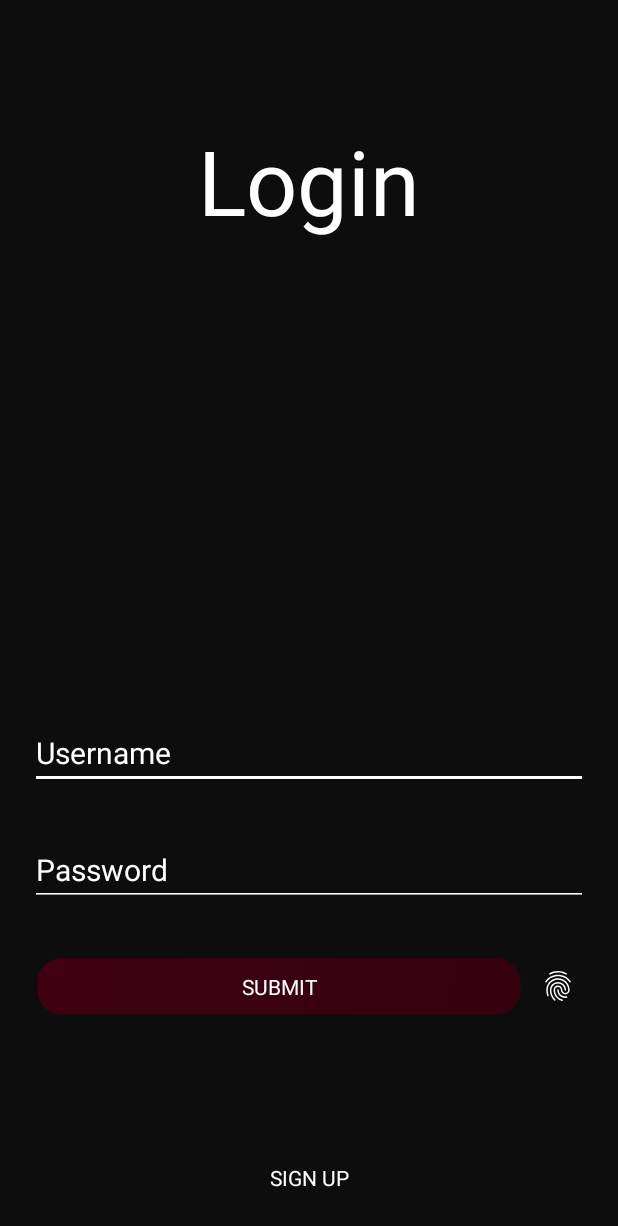
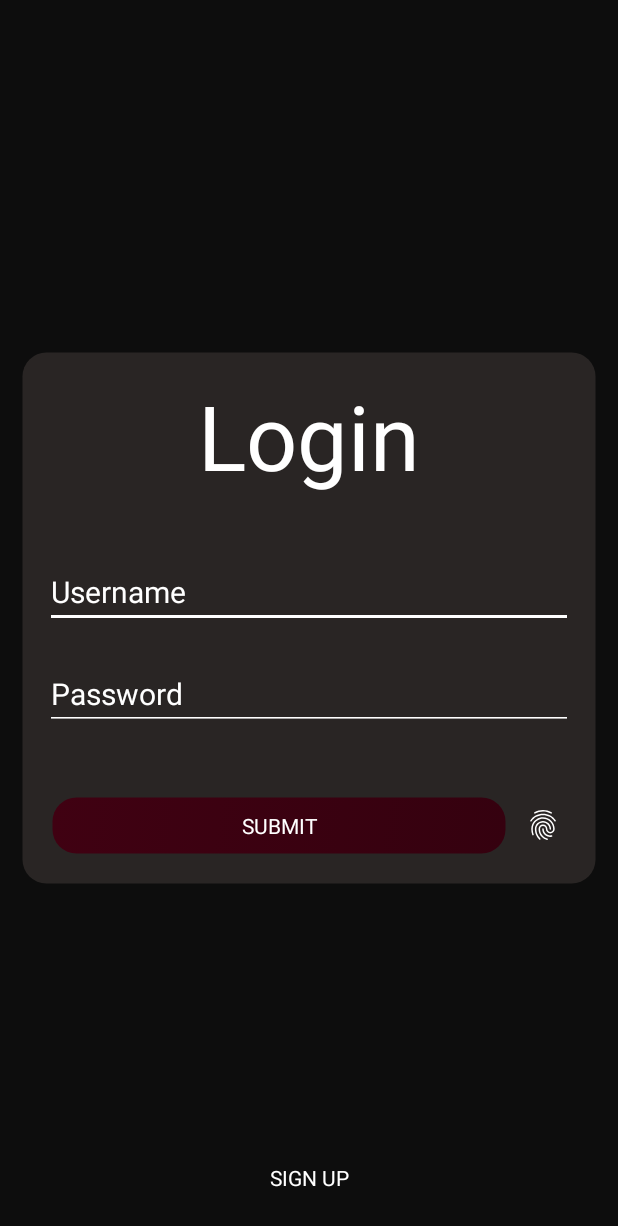
Before and after one commit to FlorianDitt/PassManager, an Android app: the screen it shows after launch (LoginActivity), on a phone screen of 412 x 824 dp. Shown: the top 1226 px of the screen. Run offline under Robolectric (Android 15) with nearby library versions, the phone set to English and light mode, and no system bars.

Commit message:
feat: Login screen UI update
This commit introduces a new panel background for the login screen and updates the layout of the login elements.

The new `panel.xml` drawable creates a rectangular shape with a gradient background, rounded corners, and a transparent stroke.

The `activity_login.xml` layout has been refactored to use nested `RelativeLayout`s for better organization and positioning of the login fields and buttons. The login elements are now contained within the new panel background.

The `colors.xml` file has been updated with new color values for `Background` and `Panel_Background`.

```diff
--- /dev/null
+++ b/app/src/main/res/drawable/panel.xml
@@ -0,0 +1,15 @@
+<?xml version="1.0" encoding="utf-8"?>
+<selector xmlns:android="http://schemas.android.com/apk/res/android" >
+    <item>
+        <shape
+            android:shape="rectangle">
+            <gradient android:startColor="@color/Panel_Background"
+                android:endColor="@color/Panel_Background"
+                android:angle="135" />
+            <corners android:radius="2dp" />
+            <stroke android:width="10dp" android:color="@color/transparent"/>
+            <corners android:radius="16dp"/>
+        </shape>
+    </item>
+
+</selector>
--- a/app/src/main/res/layout/activity_login.xml
+++ b/app/src/main/res/layout/activity_login.xml
@@ -7,21 +7,36 @@
     tools:context=".LoginActivity"
     android:background="@color/Theme1">
 
-    <TextView
+    <RelativeLayout
         android:layout_width="match_parent"
         android:layout_height="wrap_content"
-        android:layout_marginTop="80dp"
+        android:background="@drawable/panel"
+        android:layout_marginStart="10dp"
+        android:layout_marginEnd="10dp"
+        android:layout_centerVertical="true">
+
+        <RelativeLayout
+            android:id="@id/loginLayout"
+            android:layout_width="wrap_content"
+            android:layout_height="wrap_content"
+            android:layout_marginTop="20dp"
+            android:layout_marginBottom="40dp">
+            <TextView
+                android:id="@+id/Login_text"
+                android:layout_width="match_parent"
+                android:layout_height="wrap_content"
+                android:layout_alignParentTop="true"
                 android:gravity="center"
                 android:text="@string/login"
                 android:textColor="@color/Theme5"
                 android:textSize="60sp" />
 
             <com.google.android.material.textfield.TextInputEditText
-        android:layout_above="@+id/password"
                 android:id="@+id/username"
                 android:layout_width="match_parent"
                 android:layout_height="48dp"
-        android:layout_marginBottom="30dp"
+                android:layout_below="@+id/Login_text"
+                android:layout_marginTop="40dp"
                 android:layout_marginLeft="20dp"
                 android:layout_marginRight="20dp"
                 android:hint="@string/username"
@@ -34,9 +49,9 @@
                 android:id="@+id/password"
                 android:layout_width="match_parent"
                 android:layout_height="48dp"
-        android:layout_above="@+id/loginLayout"
+                android:layout_below="@id/username"
+                android:layout_marginTop="20dp"
                 android:layout_marginLeft="20dp"
-        android:layout_marginBottom="30dp"
                 android:layout_marginRight="20dp"
                 android:hint="@string/password"
                 android:inputType="textPassword"
@@ -44,14 +59,17 @@
                 android:textSize="20sp"
                 android:theme="@style/EditTextColor" />
 
+        </RelativeLayout>
+
+
         <RelativeLayout
-        android:id="@+id/loginLayout"
+            android:id="@+id/loginBtnLayout"
             android:layout_width="match_parent"
             android:layout_height="wrap_content"
-        android:layout_above="@+id/signUp"
+            android:layout_below="@+id/loginLayout"
             android:layout_marginLeft="20dp"
             android:layout_marginRight="20dp"
-        android:layout_marginBottom="80dp">
+            android:layout_marginBottom="20dp">
 
             <Button
                 android:id="@+id/submit"
@@ -72,7 +90,7 @@
                 app:tint="@color/Theme5" />
         </RelativeLayout>
 
-
+    </RelativeLayout>
 
     <Button
         android:id="@+id/signUp"
--- a/app/src/main/res/values/colors.xml
+++ b/app/src/main/res/values/colors.xml
@@ -14,7 +14,8 @@
     <color name="Dark_gray">#535353</color>
     <color name="Very_dark_gray">#272727</color>
     <color name="Very_dark_gray_mostly_black">#141414</color>
-    <color name="Background">#011F27</color>
+    <color name="Background">#1C1917</color>
+    <color name="Panel_Background">#292524</color>
     <color name="transparent">#000D0D0D</color>
     <color name="Green">#002700</color>
     <color name="Theme1">#0D0D0D</color>
```
Lines whose indentation alone changed are shown as unchanged.
